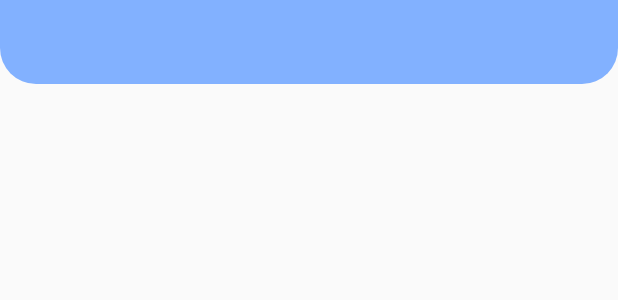
After one commit to imkhalidhasan/final.malariadetection, an Android app: the layout custom_toolbar.xml on its own in the app's theme, with its tools: preview values and no code run, on a phone screen of 412 x 824 dp. The commit adds this screen. Shown: the top 300 px of the screen. Run offline under Robolectric (Android 15) with nearby library versions, the phone set to English and light mode, and no system bars; Roboto replaces fonts that are not available here.

Commit message:
adding custom toolbar

```diff
--- a/app/build.gradle
+++ b/app/build.gradle
@@ -53,6 +53,7 @@ dependencies {
     implementation platform('com.google.firebase:firebase-bom:26.0.0')
     implementation 'com.google.firebase:firebase-auth:20.0.0'
     implementation 'com.google.firebase:firebase-firestore:22.0.0'
+    implementation 'de.hdodenhof:circleimageview:3.0.0'
 
     implementation('org.tensorflow:tensorflow-lite:0.0.0-nightly') { changing = true }
     implementation('org.tensorflow:tensorflow-lite-gpu:0.0.0-nightly') { changing = true }
--- /dev/null
+++ b/app/src/main/res/drawable/rounded2.xml
@@ -0,0 +1,7 @@
+<?xml version="1.0" encoding="utf-8"?>
+<shape xmlns:android="http://schemas.android.com/apk/res/android">
+    <solid android:color="#82B1FF"/>
+    <corners android:bottomLeftRadius="24dp"
+        android:bottomRightRadius="24dp"/>
+
+</shape>
--- a/app/src/main/res/layout/activity_hub_page.xml
+++ b/app/src/main/res/layout/activity_hub_page.xml
@@ -6,10 +6,14 @@
     android:layout_height="match_parent"
     tools:context=".HubPage">
 
+    <include layout="@layout/custom_toolbar" />
+
     <FrameLayout
         android:id="@+id/fragment_container"
         android:layout_width="match_parent"
-        android:layout_height="match_parent" />
+        android:layout_height="match_parent">
+
+    </FrameLayout>
 
     <com.ismaeldivita.chipnavigation.ChipNavigationBar
 
--- a/app/src/main/res/layout/activity_main.xml
+++ b/app/src/main/res/layout/activity_main.xml
@@ -7,7 +7,7 @@
     android:background="@drawable/walpaper"
     tools:context=".MainActivity">
 
-    <Button
+   <!-- <Button
         android:id="@+id/button"
         android:layout_width="wrap_content"
         android:layout_height="wrap_content"
@@ -17,7 +17,7 @@
         app:layout_constraintBottom_toBottomOf="parent"
         app:layout_constraintEnd_toEndOf="parent"
         app:layout_constraintHorizontal_bias="0.498"
-        app:layout_constraintStart_toStartOf="parent" />
+        app:layout_constraintStart_toStartOf="parent" />-->
 
     <Button
         android:id="@+id/classify"
@@ -30,7 +30,6 @@
         android:background="#84FFFF"
         android:text="@string/classify"
         android:textColor="#000"
-        app:layout_constraintBottom_toTopOf="@+id/button"
         app:layout_constraintEnd_toEndOf="parent"
         app:layout_constraintHorizontal_bias="0.444"
         app:layout_constraintStart_toStartOf="parent" />
--- /dev/null
+++ b/app/src/main/res/layout/custom_toolbar.xml
@@ -0,0 +1,16 @@
+<?xml version="1.0" encoding="utf-8"?>
+<androidx.appcompat.widget.Toolbar
+    xmlns:android="http://schemas.android.com/apk/res/android"
+    xmlns:app="http://schemas.android.com/apk/res-auto"
+
+    android:layout_width="match_parent"
+    android:layout_height="?attr/actionBarSize"
+    android:id="@+id/myToolBar"
+    android:theme="@style/ThemeOverlay.AppCompat.Dark"
+    android:background="@drawable/rounded2"
+
+    >
+
+
+
+</androidx.appcompat.widget.Toolbar>
--- a/app/src/main/res/layout/fragment_report.xml
+++ b/app/src/main/res/layout/fragment_report.xml
@@ -15,4 +15,5 @@
         android:textColor="#fff"
         android:textSize="26sp"/>
 
+
 </RelativeLayout>
```
Also changed, not shown: app/src/main/AndroidManifest.xml (+7 -1 lines), app/src/main/java/com/malariadetection/HubPage.java (+7 -0 lines), app/src/main/res/layout/fragment_test.xml (+28 -11 lines).
